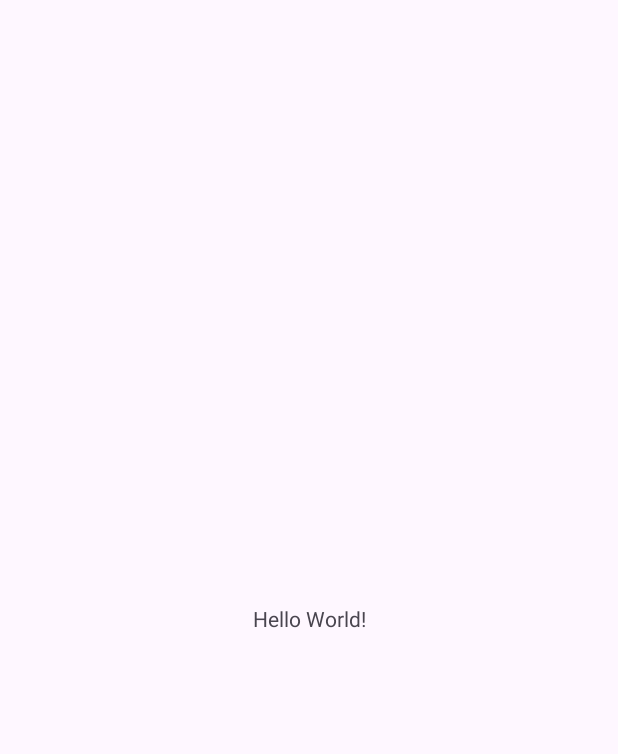
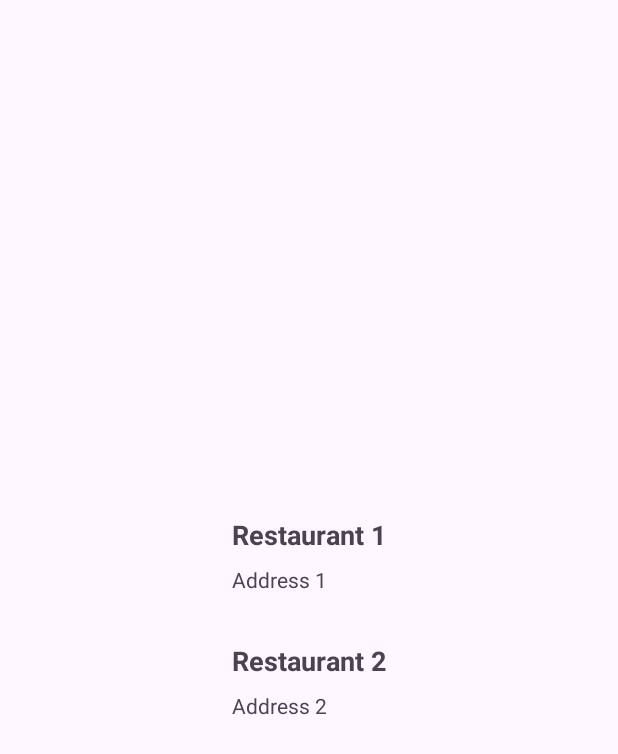
Before and after one commit to afrotastique/MobileProject, an Android app: the screen it shows after launch (MainActivity), on a phone screen of 412 x 824 dp. Before the commit the part shown is almost empty. Shown: the top 754 px of the screen. Run offline under Robolectric (Android 15) with nearby library versions, the phone set to English and light mode, and no system bars.

Commit message:
updated the code

```diff
--- a/app/src/main/java/com/example/mobileproject/MainActivity.java
+++ b/app/src/main/java/com/example/mobileproject/MainActivity.java
@@ -1,14 +1,51 @@
+// MainActivity.java
 package com.example.mobileproject;
 
 import androidx.appcompat.app.AppCompatActivity;
 
+import android.content.Intent;
 import android.os.Bundle;
+import androidx.recyclerview.widget.LinearLayoutManager;
+import androidx.recyclerview.widget.RecyclerView;
+import java.util.ArrayList;
+import java.util.List;
 
 public class MainActivity extends AppCompatActivity {
+
+    private RecyclerView recyclerView;
+    private RestaurantAdapter restaurantAdapter;
 
     @Override
     protected void onCreate(Bundle savedInstanceState) {
         super.onCreate(savedInstanceState);
         setContentView(R.layout.activity_main);
+
+        recyclerView = findViewById(R.id.recyclerView);
+        recyclerView.setLayoutManager(new LinearLayoutManager(this));
+
+        // Dummy data for testing
+        List<Restaurant> dummyData = createDummyData();
+
+        // Set up the RestaurantAdapter with the OnItemClickListener
+        restaurantAdapter = new RestaurantAdapter(dummyData, new RestaurantAdapter.OnItemClickListener() {
+            @Override
+            public void onItemClick(Restaurant restaurant) {
+                // Handle item click, navigate to the details screen
+                Intent intent = new Intent(MainActivity.this, RestaurantDetailsActivity.class);
+                intent.putExtra("restaurant", restaurant);
+                startActivity(intent);
+            }
+        });
+
+        recyclerView.setAdapter(restaurantAdapter);
+    }
+
+    // Dummy data for testing
+    private List<Restaurant> createDummyData() {
+        List<Restaurant> dummyData = new ArrayList<>();
+        dummyData.add(new Restaurant("Restaurant 1", "Address 1", 4.0f));
+        dummyData.add(new Restaurant("Restaurant 2", "Address 2", 3.5f));
+        // Add more dummy data as needed
+        return dummyData;
     }
 }
--- /dev/null
+++ b/app/src/main/java/com/example/mobileproject/Restaurant.java
@@ -0,0 +1,75 @@
+// Restaurant.java
+package com.example.mobileproject;
+
+import android.os.Parcel;
+import android.os.Parcelable;
+
+public class Restaurant implements Parcelable {
+    private String name;
+    private String address;
+    private float rating;
+
+    // Constructors
+    public Restaurant(String name, String address, float rating) {
+        this.name = name;
+        this.address = address;
+        this.rating = rating;
+    }
+
+    // Parcelable constructor
+    private Restaurant(Parcel in) {
+        name = in.readString();
+        address = in.readString();
+        rating = in.readFloat();
+    }
+
+    // Getters and setters
+    public String getName() {
+        return name;
+    }
+
+    public void setName(String name) {
+        this.name = name;
+    }
+
+    public String getAddress() {
+        return address;
+    }
+
+    public void setAddress(String address) {
+        this.address = address;
+    }
+
+    public float getRating() {
+        return rating;
+    }
+
+    public void setRating(float rating) {
+        this.rating = rating;
+    }
+
+    // Parcelable methods
+    @Override
+    public int describeContents() {
+        return 0;
+    }
+
+    @Override
+    public void writeToParcel(Parcel dest, int flags) {
+        dest.writeString(name);
+        dest.writeString(address);
+        dest.writeFloat(rating);
+    }
+
+    public static final Parcelable.Creator<Restaurant> CREATOR = new Parcelable.Creator<Restaurant>() {
+        @Override
+        public Restaurant createFromParcel(Parcel in) {
+            return new Restaurant(in);
+        }
+
+        @Override
+        public Restaurant[] newArray(int size) {
+            return new Restaurant[size];
+        }
+    };
+}
--- /dev/null
+++ b/app/src/main/java/com/example/mobileproject/RestaurantAdapter.java
@@ -0,0 +1,60 @@
+// RestaurantAdapter.java
+package com.example.mobileproject;
+
+import android.view.LayoutInflater;
+import android.view.View;
+import android.view.ViewGroup;
+import android.widget.TextView;
+import androidx.annotation.NonNull;
+import androidx.recyclerview.widget.RecyclerView;
+import java.util.List;
+
+public class RestaurantAdapter extends RecyclerView.Adapter<RestaurantAdapter.RestaurantViewHolder> {
+
+    private List<Restaurant> restaurantList;
+    private OnItemClickListener onItemClickListener;
+
+    public interface OnItemClickListener {
+        void onItemClick(Restaurant restaurant);
+    }
+
+    public RestaurantAdapter(List<Restaurant> restaurantList, OnItemClickListener onItemClickListener) {
+        this.restaurantList = restaurantList;
+        this.onItemClickListener = onItemClickListener;
+    }
+
+    @NonNull
+    @Override
+    public RestaurantViewHolder onCreateViewHolder(@NonNull ViewGroup parent, int viewType) {
+        View view = LayoutInflater.from(parent.getContext()).inflate(R.layout.item_restaurant, parent, false);
+        return new RestaurantViewHolder(view);
+    }
+
+    @Override
+    public void onBindViewHolder(@NonNull RestaurantViewHolder holder, int position) {
+        Restaurant restaurant = restaurantList.get(position);
+        holder.bind(restaurant);
+        holder.itemView.setOnClickListener(v -> onItemClickListener.onItemClick(restaurant));
+    }
+
+    @Override
+    public int getItemCount() {
+        return restaurantList.size();
+    }
+
+    static class RestaurantViewHolder extends RecyclerView.ViewHolder {
+        private TextView textViewName;
+        private TextView textViewAddress;
+
+        RestaurantViewHolder(@NonNull View itemView) {
+            super(itemView);
+            textViewName = itemView.findViewById(R.id.textViewName);
+            textViewAddress = itemView.findViewById(R.id.textViewAddress);
+        }
+
+        void bind(Restaurant restaurant) {
+            textViewName.setText(restaurant.getName());
+            textViewAddress.setText(restaurant.getAddress());
+        }
+    }
+}
--- /dev/null
+++ b/app/src/main/java/com/example/mobileproject/SplashActivity.java
@@ -0,0 +1,23 @@
+package com.example.mobileproject;
+
+import android.content.Intent;
+import android.os.Bundle;
+import android.os.Handler;
+import androidx.appcompat.app.AppCompatActivity;
+
+public class SplashActivity extends AppCompatActivity {
+    private static final int SPLASH_DURATION = 2000; // Duration in milliseconds
+
+    @Override
+    protected void onCreate(Bundle savedInstanceState) {
+        super.onCreate(savedInstanceState);
+        setContentView(R.layout.activity_splash);
+
+        // Delay and navigate to the main activity
+        new Handler().postDelayed(() -> {
+            Intent intent = new Intent(SplashActivity.this, MainActivity.class);
+            startActivity(intent);
+            finish();
+        }, SPLASH_DURATION);
+    }
+}
--- a/app/src/main/res/layout/activity_main.xml
+++ b/app/src/main/res/layout/activity_main.xml
@@ -1,18 +1,22 @@
 <?xml version="1.0" encoding="utf-8"?>
-<androidx.constraintlayout.widget.ConstraintLayout xmlns:android="http://schemas.android.com/apk/res/android"
+<androidx.constraintlayout.widget.ConstraintLayout
+    xmlns:android="http://schemas.android.com/apk/res/android"
     xmlns:app="http://schemas.android.com/apk/res-auto"
     xmlns:tools="http://schemas.android.com/tools"
     android:layout_width="match_parent"
     android:layout_height="match_parent"
     tools:context=".MainActivity">
 
-    <TextView
-        android:layout_width="wrap_content"
-        android:layout_height="wrap_content"
-        android:text="Hello World!"
+    <androidx.recyclerview.widget.RecyclerView
+        android:id="@+id/recyclerView"
+        android:layout_width="0dp"
+        android:layout_height="0dp"
+        android:layout_margin="16dp"
         app:layout_constraintBottom_toBottomOf="parent"
         app:layout_constraintEnd_toEndOf="parent"
         app:layout_constraintStart_toStartOf="parent"
-        app:layout_constraintTop_toTopOf="parent" />
+        app:layout_constraintTop_toTopOf="parent"
+        app:layout_constraintWidth_default="wrap"
+        app:layout_constraintHeight_default="wrap"/>
 
 </androidx.constraintlayout.widget.ConstraintLayout>
--- /dev/null
+++ b/app/src/main/res/layout/item_restaurant.xml
@@ -0,0 +1,21 @@
+<?xml version="1.0" encoding="utf-8"?>
+<!-- item_restaurant.xml -->
+<LinearLayout xmlns:android="http://schemas.android.com/apk/res/android"
+    android:layout_width="match_parent"
+    android:layout_height="wrap_content"
+    android:orientation="vertical"
+    android:padding="16dp">
+
+    <TextView
+        android:id="@+id/textViewName"
+        android:layout_width="match_parent"
+        android:layout_height="wrap_content"
+        android:textSize="18sp"
+        android:textStyle="bold"/>
+
+    <TextView
+        android:id="@+id/textViewAddress"
+        android:layout_width="match_parent"
+        android:layout_height="wrap_content"
+        android:layout_marginTop="8dp"/>
+</LinearLayout>
--- a/app/src/main/res/values/colors.xml
+++ b/app/src/main/res/values/colors.xml
@@ -1,5 +1,7 @@
 <?xml version="1.0" encoding="utf-8"?>
 <resources>
-    <color name="black">#FF000000</color>
-    <color name="white">#FFFFFFFF</color>
+    <color name="colorPrimary">#6200EE</color>
+    <color name="colorPrimaryDark">#3700B3</color>
+    <color name="colorAccent">#03DAC5</color>
+    <!-- Add more colors as needed -->
 </resources>
```
Also changed, not shown: app/src/main/AndroidManifest.xml (+14 -2 lines), app/src/main/java/com/example/mobileproject/AboutActivity.java (added, +12 -0 lines), app/src/main/java/com/example/mobileproject/RestaurantDetailsActivity.java (added, +74 -0 lines), app/src/main/res/layout/activity_about.xml (added, +25 -0 lines), app/src/main/res/layout/activity_restaurant_details.xml (added, +65 -0 lines), app/src/main/res/layout/activity_splash.xml (added, +9 -0 lines).
